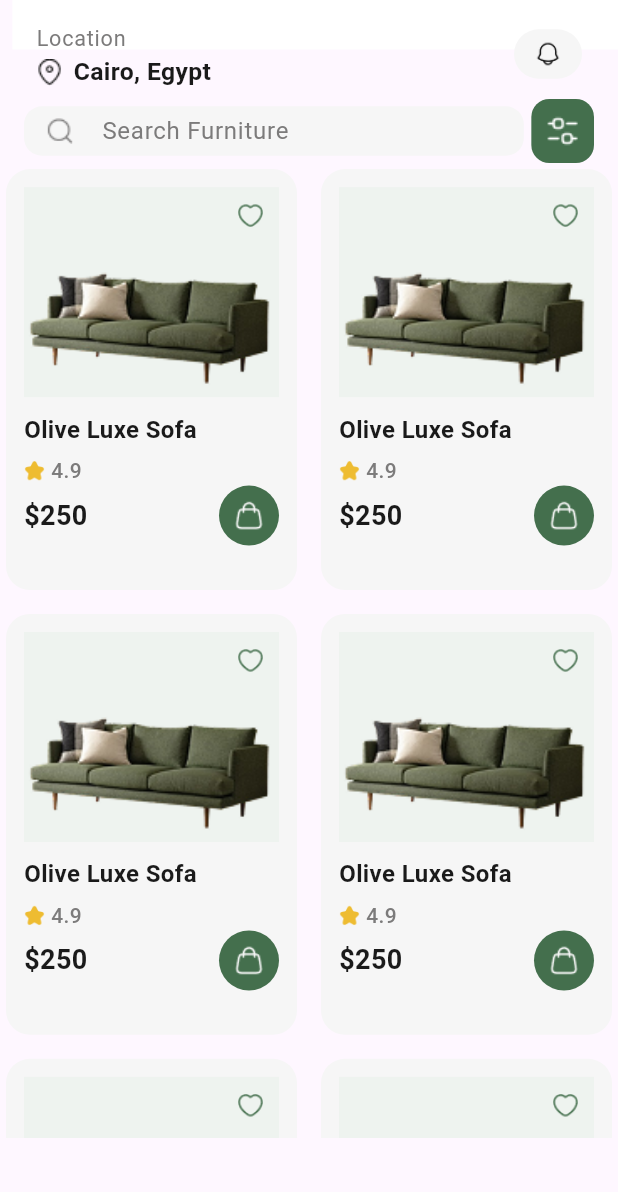
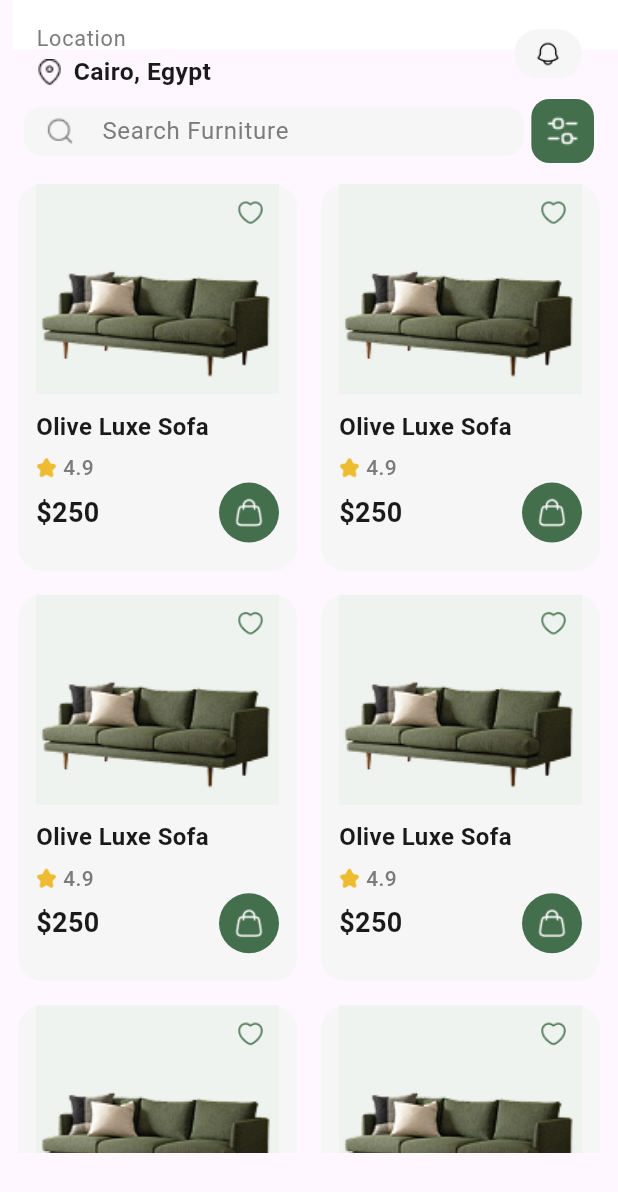
Before and after one commit to FarhaAhmed21/Decora, a Flutter app: the screen it shows after launch, on a phone screen of 412 x 824 dp. Shown: the top 1192 px of the screen. Run offline on Flutter 3.47's test engine with Material 3 defaults, Android fonts, the phone set to English and light mode, and no system bars; our stand-ins replace flutter_bloc; Roboto replaces fonts that are missing (Montserratt).

```diff
--- a/lib/src/features/categories/widgets/category_card.dart
+++ b/lib/src/features/categories/widgets/category_card.dart
@@ -15,7 +15,11 @@ class CategoryCard extends StatelessWidget {
     return GestureDetector(
       onTap: onTap,
       child: Column(
-        children: [Image.asset(img), const SizedBox(height: 8), Text(title)],
+        children: [
+          Image.asset(img),
+          const SizedBox(height: 8),
+          Text(title, style: const TextStyle(fontWeight: FontWeight.w600)),
+        ],
       ),
     );
   }
--- a/lib/src/features/favourites/screens/favourite_screen.dart
+++ b/lib/src/features/favourites/screens/favourite_screen.dart
@@ -20,13 +20,16 @@ class _FavouriteScreenState extends State<FavouriteScreen> {
             const TopLocationBar(),
             const SizedBox(height: 33),
             const CustomSearchBar(),
-            SizedBox(
+            const SizedBox(height: 10),
+            Padding(
+              padding: const EdgeInsets.symmetric(horizontal: 8.0),
+              child: SizedBox(
                 height: 650,
                 child: LayoutBuilder(
                   builder: (context, constraints) {
                     return GridView.count(
                       crossAxisCount: 2,
-                    childAspectRatio: 0.70,
+                      childAspectRatio: 0.73,
                       mainAxisSpacing: 8,
                       crossAxisSpacing: 8,
                       children: List.generate(8, (index) {
@@ -36,6 +39,7 @@ class _FavouriteScreenState extends State<FavouriteScreen> {
                   },
                 ),
               ),
+            ),
           ],
         ),
       ),
--- a/lib/src/shared/components/appbar.dart
+++ b/lib/src/shared/components/appbar.dart
@@ -8,12 +8,12 @@ class CustomAppBar extends StatelessWidget {
   @override
   Widget build(BuildContext context) {
     return Container(
-      height: 40,
+      height: 72,
       color: Colors.white,
       child: Row(
         children: [
           Padding(
-            padding: const EdgeInsets.only(left: 24),
+            padding: const EdgeInsets.only(left: 20),
             child: InkWell(
               borderRadius: BorderRadius.circular(12),
               onTap: () => Navigator.pop(context),
@@ -38,7 +38,7 @@ class CustomAppBar extends StatelessWidget {
                 title,
                 style: const TextStyle(
                   color: Colors.black,
-                  fontWeight: FontWeight.w400,
+                  fontWeight: FontWeight.w600,
                   fontSize: 18,
                 ),
               ),
--- a/lib/src/shared/components/custom_card.dart
+++ b/lib/src/shared/components/custom_card.dart
@@ -20,7 +20,7 @@ class _CustomCardState extends State<CustomCard> {
       color: AppColors.cardColor,
       child: Container(
         width: 200,
-        padding: const EdgeInsets.all(12),
+        padding: const EdgeInsets.symmetric(horizontal: 12),
         decoration: BoxDecoration(borderRadius: BorderRadius.circular(10)),
         child: Column(
           crossAxisAlignment: CrossAxisAlignment.start,
--- a/lib/src/shared/theme/app_colors.dart
+++ b/lib/src/shared/theme/app_colors.dart
@@ -2,12 +2,12 @@ import 'package:flutter/material.dart';
 
 abstract class AppColors {
   // Light mode colors
-  static const cardColor = Color(0xFFF6F6F6);
-  static const primary = Color(0xFF446F4D);
-  static const mainText = Color(0xFF1A1A1A);
-  static const secondaryText = Color(0xFF7C7B7B);
-  static const orange = Color(0xFFEB9136);
-  static const background = Color(0xFFFFFFFF);
-  static const innerCardColor = Color(0xFFEEF3EF);
-  static const productCardColor = Color(0xffEEF3EF);
+  static const cardColor = Color.fromRGBO(246, 246, 246, 1);
+  static const primary = Color.fromRGBO(68, 111, 77, 1);
+  static const mainText = Color.fromRGBO(26, 26, 26, 1);
+  static const secondaryText = Color.fromRGBO(124, 123, 123, 1);
+  static const orange = Color.fromRGBO(235, 145, 54, 1);
+  static const background = Color.fromRGBO(255, 255, 255, 1);
+  static const innerCardColor = Color.fromRGBO(246, 246, 246, 1);
+  static const productCardColor = Color.fromRGBO(238, 243, 239, 1);
 }
```
Also changed, not shown: lib/src/features/categories/screens/categories_screen.dart (+9 -15 lines). Lines whose indentation alone changed are shown as unchanged.
